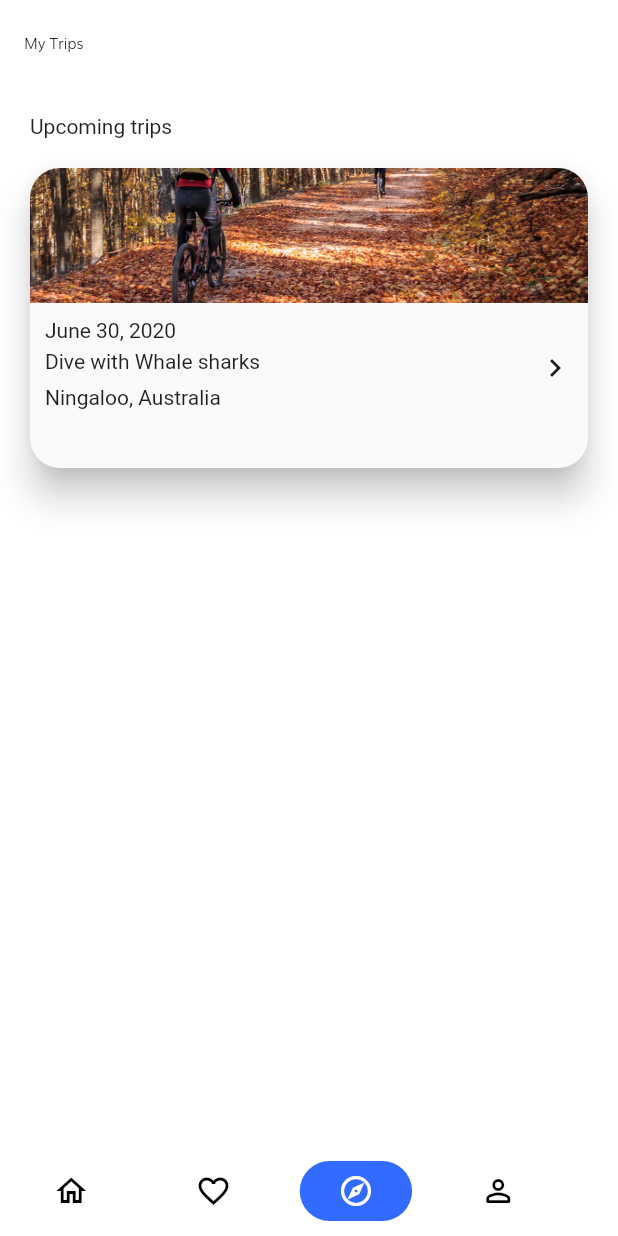
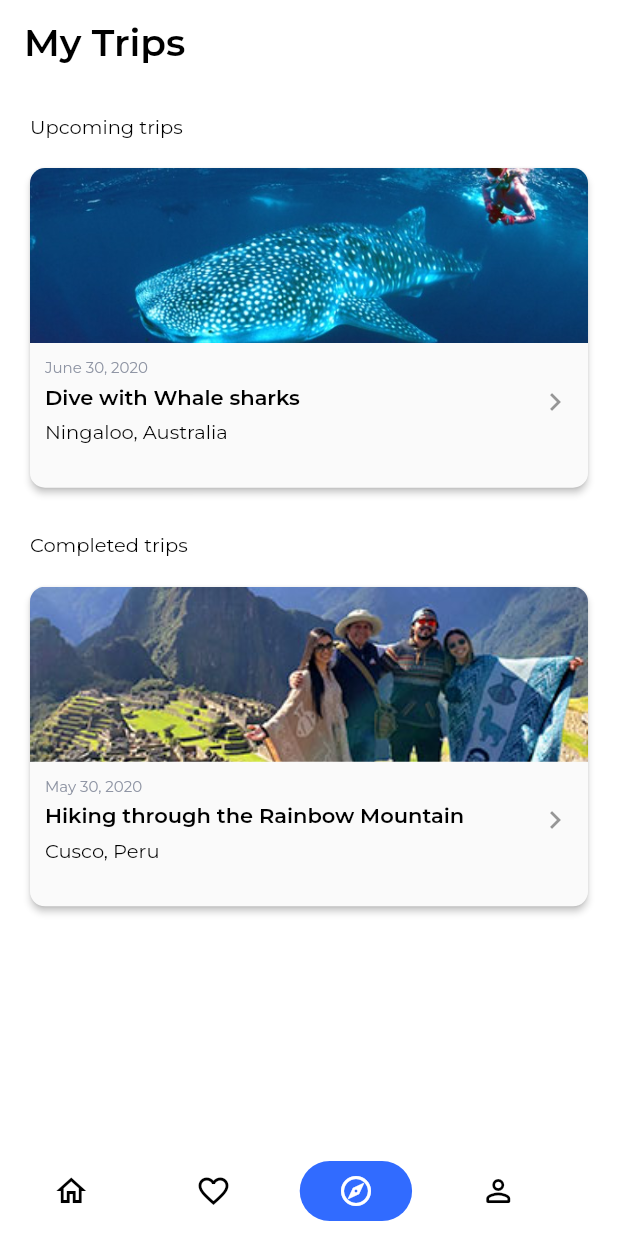
Before and after one commit to Djihanegh/FlutterTravelApp, a Flutter app: the screen it shows after launch, item 3 of the bottom bar chosen, on a phone screen of 412 x 824 dp. Run offline on Flutter 3.47's test engine with Material 2 defaults, Android fonts, the phone set to English and light mode, and no system bars; our stand-ins replace flutter_rating_bar, flutter_svg, google_fonts; Roboto replaces fonts that are missing (Hind).

Commit message:
completed designing the trips screen

```diff
--- a/lib/presentation/pages/home/home.dart
+++ b/lib/presentation/pages/home/home.dart
@@ -37,14 +37,14 @@ class _HomeState extends State<Home> {
   }
 
   Widget _homePage = new HomePage();
-  Widget _favoritePage = new FavoritePage();
-  Widget _tripsPage = new TripsPage();
-  Widget _profilePage = new TripsPage();
+  final _favoritePage = new FavoritePage();
+  final _tripsPage = new TripsPage();
+  final _profilePage = new TripsPage();
 
   Widget _pageChooser(int page) {
     switch (page) {
       case 0:
-        return _homePage;
+        return HomePage();
       case 1:
         return _favoritePage;
       case 2:
@@ -53,7 +53,7 @@ class _HomeState extends State<Home> {
         return _profilePage;
 
       default:
-        return _homePage;
+        return HomePage();
     }
   }
 
--- a/lib/presentation/pages/trips/components/body.dart
+++ b/lib/presentation/pages/trips/components/body.dart
@@ -1,4 +1,7 @@
 import 'package:flutter/material.dart';
+import 'package:google_fonts/google_fonts.dart';
+import 'package:travel_app/utils/constants.dart';
+import 'package:travel_app/utils/size_config.dart';
 
 class Body extends StatefulWidget {
   const Body({Key? key}) : super(key: key);
@@ -17,14 +20,18 @@ class _BodyState extends State<Body> {
               mainAxisAlignment: MainAxisAlignment.start,
               crossAxisAlignment: CrossAxisAlignment.start,
               children: [
-                Text('Upcoming trips'),
+                Text('Upcoming trips',
+                    style: GoogleFonts.montserrat(
+                        fontWeight: FontWeight.w400,
+                        fontSize: 13,
+                        color: Colors.black)),
                 Padding(
                     padding: const EdgeInsets.only(top: 20),
                     child: Material(
-                        elevation: 10,
-                        borderRadius: BorderRadius.circular(20),
+                        elevation: 2,
+                        borderRadius: BorderRadius.circular(10),
                         child: Container(
-                          height: 200,
+                          height: getProportionateScreenHeight(210),
                           padding: EdgeInsets.only(bottom: 10),
 
                           decoration: BoxDecoration(
@@ -36,20 +43,24 @@ class _BodyState extends State<Body> {
                             crossAxisAlignment: CrossAxisAlignment.start,
                             children: [
                               Container(
-                                height: 90,
+                                height: getProportionateScreenHeight(115),
                                 decoration: BoxDecoration(
                                     borderRadius: BorderRadius.only(
-                                        topRight: Radius.circular(20),
-                                        topLeft: Radius.circular(20)),
+                                        topRight: Radius.circular(10),
+                                        topLeft: Radius.circular(10)),
                                     image: DecorationImage(
                                         image: AssetImage(
-                                            "assets/images/biking.jpg"),
+                                            "assets/images/ningaloo.jpg"),
                                         fit: BoxFit.cover)),
                               ),
                               Padding(
                                   padding:
                                       const EdgeInsets.only(top: 10, left: 10),
-                                  child: Text('June 30, 2020')),
+                                  child: Text('June 30, 2020',
+                                      style: GoogleFonts.montserrat(
+                                          fontWeight: FontWeight.normal,
+                                          fontSize: 10,
+                                          color: KSecondaryColor))),
                               Padding(
                                   padding: const EdgeInsets.only(
                                       top: 5, left: 10, right: 10),
@@ -59,17 +70,103 @@ class _BodyState extends State<Body> {
                                     crossAxisAlignment:
                                         CrossAxisAlignment.start,
                                     children: [
-                                      Text('Dive with Whale sharks'),
-                                      Icon(Icons.navigate_next_outlined)
+                                      Text('Dive with Whale sharks',
+                                          style: GoogleFonts.montserrat(
+                                              fontWeight: FontWeight.w600,
+                                              fontSize: 14,
+                                              color: Colors.black)),
+                                      Icon(Icons.navigate_next_outlined,
+                                          color: Colors.black.withOpacity(0.4))
                                     ],
                                   )),
                               Padding(
                                   padding:
                                       const EdgeInsets.only(top: 0, left: 10),
-                                  child: Text('Ningaloo, Australia'))
+                                  child: Text('Ningaloo, Australia',
+                                      style: GoogleFonts.montserrat(
+                                          fontWeight: FontWeight.w400,
+                                          fontSize: 13,
+                                          color: Colors.black)))
                             ],
                           ),
-                        )))
+                        ))),
+                Padding(
+                    padding: const EdgeInsets.only(
+                      top: 30,
+                    ),
+                    child: Text('Completed trips',
+                        style: GoogleFonts.montserrat(
+                            fontWeight: FontWeight.w400,
+                            fontSize: 13,
+                            color: Colors.black))),
+                Padding(
+                    padding: const EdgeInsets.only(top: 20),
+                    child: Material(
+                        elevation: 2,
+                        borderRadius: BorderRadius.circular(10),
+                        child: Container(
+                          height: getProportionateScreenHeight(210),
+                          padding: EdgeInsets.only(bottom: 10),
+
+                          decoration: BoxDecoration(
+                            borderRadius: BorderRadius.circular(20),
+                          ),
+                          //padding: const EdgeInsets.only(left: 10),
+                          child: Column(
+                            mainAxisAlignment: MainAxisAlignment.start,
+                            crossAxisAlignment: CrossAxisAlignment.start,
+                            children: [
+                              Container(
+                                height: getProportionateScreenHeight(115),
+                                decoration: BoxDecoration(
+                                    borderRadius: BorderRadius.only(
+                                        topRight: Radius.circular(10),
+                                        topLeft: Radius.circular(10)),
+                                    image: DecorationImage(
+                                        image: AssetImage(
+                                            "assets/images/peru.jpg"),
+                                        fit: BoxFit.cover)),
+                              ),
+                              Padding(
+                                  padding:
+                                      const EdgeInsets.only(top: 10, left: 10),
+                                  child: Text('May 30, 2020',
+                                      style: GoogleFonts.montserrat(
+                                          fontWeight: FontWeight.normal,
+                                          fontSize: 10,
+                                          color: KSecondaryColor))),
+                              Padding(
+                                  padding: const EdgeInsets.only(
+                                      top: 5, left: 10, right: 10),
+                                  child: Row(
+                                    mainAxisAlignment:
+                                        MainAxisAlignment.spaceBetween,
+                                    crossAxisAlignment:
+                                        CrossAxisAlignment.start,
+                                    children: [
+                                      Text(
+                                          'Hiking through the Rainbow Mountain',
+                                          style: GoogleFonts.montserrat(
+                                              fontWeight: FontWeight.w600,
+                                              fontSize: 14,
+                                              color: Colors.black)),
+                                      Icon(
+                                        Icons.navigate_next_outlined,
+                                        color: Colors.black.withOpacity(0.4),
+                                      )
+                                    ],
+                                  )),
+                              Padding(
+                                  padding:
+                                      const EdgeInsets.only(top: 0, left: 10),
+                                  child: Text('Cusco, Peru',
+                                      style: GoogleFonts.montserrat(
+                                          fontWeight: FontWeight.w400,
+                                          fontSize: 13,
+                                          color: Colors.black))),
+                            ],
+                          ),
+                        ))),
               ],
             )));
   }
--- a/lib/presentation/pages/trips/trips_page.dart
+++ b/lib/presentation/pages/trips/trips_page.dart
@@ -1,4 +1,5 @@
 import 'package:flutter/material.dart';
+import 'package:google_fonts/google_fonts.dart';
 import 'package:travel_app/utils/size_config.dart';
 import 'components/body.dart';
 
@@ -12,7 +13,10 @@ class TripsPage extends StatelessWidget {
       appBar: AppBar(
         title: Text(
           'My Trips',
-          style: TextStyle(color: Colors.black),
+          style: GoogleFonts.montserrat(
+              fontWeight: FontWeight.w600,
+              fontSize: 25,
+              color: Colors.black),
         ),
         backgroundColor: Colors.white,
         elevation: 0,
```
Also changed, not shown: assets/images/ningaloo.jpg (added), assets/images/peru.jpg (added).
